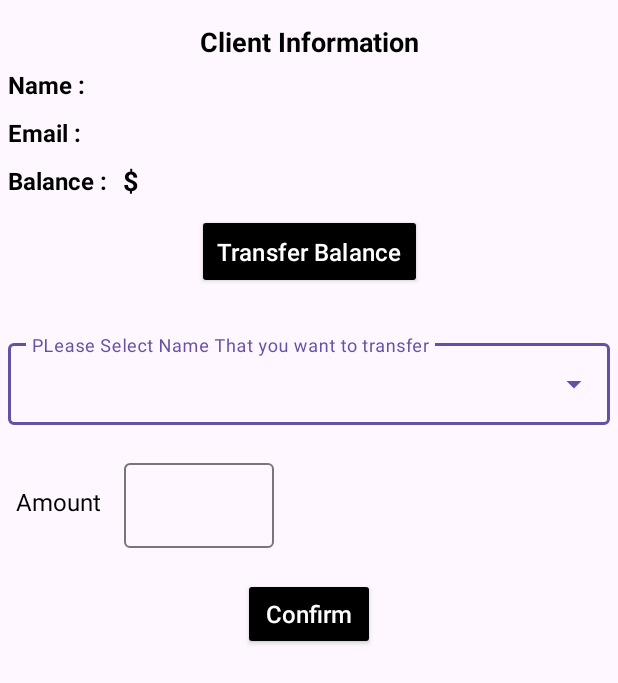
After one commit to sherifelkady70/Bank-System-Application, an Android app: the fragment oneCustomer shown on its own in the app's theme, on a phone screen of 412 x 824 dp. The commit adds this screen. Shown: the top 683 px of the screen. Run offline under Robolectric (Android 15) with nearby library versions, the phone set to English and light mode, and no system bars; our stand-ins replace data binding.

Commit message:
Commit [designing one user fragment]

```diff
--- a/app/src/main/java/com/route/banksystemapplication/roomdatabase/dao/UserDao.kt
+++ b/app/src/main/java/com/route/banksystemapplication/roomdatabase/dao/UserDao.kt
@@ -4,6 +4,7 @@ import androidx.lifecycle.LiveData
 import androidx.room.Dao
 import androidx.room.Entity
 import androidx.room.Insert
+import androidx.room.OnConflictStrategy
 import androidx.room.PrimaryKey
 import androidx.room.Query
 import androidx.room.Update
@@ -11,7 +12,7 @@ import com.route.banksystemapplication.roomdatabase.entities.UsersTable
 
 @Dao
 interface UserDao {
-  @Insert
+  @Insert(onConflict = OnConflictStrategy.REPLACE)
   fun insert(user:List<UsersTable>)
   @Query("SELECT * FROM UsersTable")
   fun getAllUsers():LiveData<List<UsersTable>>
--- a/app/src/main/java/com/route/banksystemapplication/roomdatabase/database/AppDatabase.kt
+++ b/app/src/main/java/com/route/banksystemapplication/roomdatabase/database/AppDatabase.kt
@@ -1,6 +1,7 @@
 package com.route.banksystemapplication.roomdatabase.database
 
 import android.content.Context
+import android.util.Log
 import androidx.room.Database
 import androidx.room.Room
 import androidx.room.RoomDatabase
@@ -10,8 +11,10 @@ import com.route.banksystemapplication.roomdatabase.dao.TransferDao
 import com.route.banksystemapplication.roomdatabase.dao.UserDao
 import com.route.banksystemapplication.roomdatabase.entities.TransferTable
 import com.route.banksystemapplication.roomdatabase.entities.UsersTable
+import java.lang.Exception
 import java.util.concurrent.Executor
 import java.util.concurrent.Executors
+import java.util.concurrent.locks.Lock
 
 @Database(entities = [UsersTable::class,TransferTable::class], version = 1)
 abstract class AppDatabase : RoomDatabase(){
@@ -23,17 +26,14 @@ abstract class AppDatabase : RoomDatabase(){
     companion object{
         @Volatile
         private var Instance : AppDatabase?=null
-        private val lock =Any()
+        private val Lock =Any()
 
-        operator fun invoke(context: Context) = Instance ?: synchronized(lock){
+        operator fun invoke(context: Context) = Instance ?: synchronized(Lock) {
             Instance ?: createDatabase(context).also {
-                Instance=it
+                Instance = it
             }
         }
-
-
-
-        fun createDatabase(context: Context) = Room.databaseBuilder(
+        private fun createDatabase(context: Context) = Room.databaseBuilder(
             context.applicationContext,
             AppDatabase::class.java,
             "bankDatabase"
@@ -42,11 +42,19 @@ abstract class AppDatabase : RoomDatabase(){
                 super.onCreate(db)
 
                 Executors.newSingleThreadExecutor().execute {
-                    Instance?.let {
-                        it.userDao().insert(DummyData.getDummyData())
+                    try {
+                        Instance?.userDao()?.insert(user = DummyData.getDummyData())
+//                        val data = DummyData.getDummyData()
+//                        data.forEach {  user ->
+//                            Log.d("AppDatabase","data : $user")
+//                        }
+                    }
+                    catch (e:Exception){
+                        e.printStackTrace()
                     }
                 }
             }
-        }).build()
+        }).fallbackToDestructiveMigration()
+            .build()
     }
 }
--- /dev/null
+++ b/app/src/main/java/com/route/banksystemapplication/ui/onecustomer/OneCustomerViewModel.kt
@@ -0,0 +1,6 @@
+package com.route.banksystemapplication.ui.onecustomer
+
+class OneCustomerViewModel {
+
+    var name:String=""
+}
--- /dev/null
+++ b/app/src/main/java/com/route/banksystemapplication/ui/onecustomer/OneCustomerViewModelFactory.kt
@@ -0,0 +1,4 @@
+package com.route.banksystemapplication.ui.onecustomer
+
+class OneCustomerViewModelFactory {
+}
--- /dev/null
+++ b/app/src/main/java/com/route/banksystemapplication/ui/onecustomer/oneCustomer.kt
@@ -0,0 +1,23 @@
+package com.route.banksystemapplication.ui.onecustomer
+
+import android.os.Bundle
+import androidx.fragment.app.Fragment
+import android.view.LayoutInflater
+import android.view.View
+import android.view.ViewGroup
+import com.route.banksystemapplication.R
+
+
+class oneCustomer : Fragment() {
+
+
+    override fun onCreateView(
+        inflater: LayoutInflater, container: ViewGroup?,
+        savedInstanceState: Bundle?
+    ): View? {
+        // Inflate the layout for this fragment
+        return inflater.inflate(R.layout.fragment_one_customer, container, false)
+    }
+
+
+}
--- a/app/src/main/java/com/route/banksystemapplication/ui/transferbalance/CustomAdapterTransfer.kt
+++ b/app/src/main/java/com/route/banksystemapplication/ui/transferbalance/CustomAdapterTransfer.kt
@@ -33,7 +33,7 @@ class CustomAdapterTransfer : RecyclerView.Adapter<CustomAdapterTransfer.ViewHol
     }
 
     override fun getItemCount(): Int {
-        TODO("Not yet implemented")
+        return differ.currentList.size
     }
 
     override fun onBindViewHolder(holder: ViewHolder, position: Int) {
--- a/app/src/main/java/com/route/banksystemapplication/ui/transferbalance/TransferBalance.kt
+++ b/app/src/main/java/com/route/banksystemapplication/ui/transferbalance/TransferBalance.kt
@@ -5,12 +5,17 @@ import androidx.fragment.app.Fragment
 import android.view.LayoutInflater
 import android.view.View
 import android.view.ViewGroup
+import androidx.lifecycle.ViewModelProvider
+import androidx.recyclerview.widget.LinearLayoutManager
+import androidx.recyclerview.widget.RecyclerView
 import com.route.banksystemapplication.R
 import com.route.banksystemapplication.databinding.FragmentTransferBalanceBinding
 
 
 class TransferBalance : Fragment() {
     lateinit var binding:FragmentTransferBalanceBinding
+    lateinit var adapter:CustomAdapterTransfer
+    lateinit var viewModel:TransferViewModel
 
     override fun onCreateView(
         inflater: LayoutInflater, container: ViewGroup?,
@@ -20,11 +25,25 @@ class TransferBalance : Fragment() {
          inflater.inflate(R.layout.fragment_transfer_balance, container, false)
         binding= FragmentTransferBalanceBinding.inflate(inflater)
 
+//        viewModel=ViewModelProvider(this,
+//        TransferViewModelFactory(requireActivity().application)).get(TransferViewModel::class.java)
+        viewModel=ViewModelProvider(this).get(TransferViewModel::class.java)
 
-
-
+        rvPrepare()
         return binding.root
     }
+    private fun rvPrepare(){
+        adapter= CustomAdapterTransfer()
+        binding.RVTransferRecord.layoutManager=LinearLayoutManager(requireActivity(),
+        RecyclerView.VERTICAL,false)
+        binding.RVTransferRecord.adapter=adapter
+        activity?.let {
+            viewModel.getData()?.observe(
+                viewLifecycleOwner,{
+                    adapter.differ.submitList(it)
 
+            })
+        }
+    }
 
 }
--- a/app/src/main/java/com/route/banksystemapplication/ui/transferbalance/TransferViewModel.kt
+++ b/app/src/main/java/com/route/banksystemapplication/ui/transferbalance/TransferViewModel.kt
@@ -2,11 +2,25 @@ package com.route.banksystemapplication.ui.transferbalance
 
 import android.app.Application
 import androidx.lifecycle.AndroidViewModel
+import androidx.lifecycle.LiveData
 import androidx.lifecycle.ViewModel
 import androidx.lifecycle.ViewModelProvider
+import com.route.banksystemapplication.repo.AppRepo
+import com.route.banksystemapplication.roomdatabase.database.AppDatabase
+import com.route.banksystemapplication.roomdatabase.entities.TransferTable
 
 class TransferViewModel(application: Application) : AndroidViewModel(application) {
 
+    private var repo:AppRepo
+    init{
+        val userDao = AppDatabase.invoke(application).userDao()
+        val transDao = AppDatabase.invoke(application).transferDao()
+        repo = AppRepo(userDao,transDao)
+    }
+
+    fun getData(): LiveData<List<TransferTable>>? {
+        return repo.getAllTransfers()
+    }
 
 }
 
--- a/app/src/main/res/layout/fragment_home_screen.xml
+++ b/app/src/main/res/layout/fragment_home_screen.xml
@@ -9,8 +9,9 @@
     <androidx.appcompat.widget.AppCompatButton
         android:id="@+id/all_users_btn"
         android:layout_width="0dp"
-        android:layout_height="wrap_content"
-        android:background="@color/black"
+        android:layout_height="60dp"
+        android:backgroundTint="@color/black"
+        style="@style/TextAppearance.MaterialComponents.Subtitle2"
         app:layout_constraintTop_toTopOf="parent"
         app:layout_constraintStart_toStartOf="parent"
         app:layout_constraintBottom_toBottomOf="parent"
@@ -26,8 +27,9 @@
     <androidx.appcompat.widget.AppCompatButton
         android:id="@+id/all_transfers_btn"
         android:layout_width="0dp"
-        android:layout_height="wrap_content"
-        android:background="@color/black"
+        android:layout_height="60dp"
+        android:backgroundTint="@color/black"
+        style="@style/TextAppearance.MaterialComponents.Subtitle2"
         app:layout_constraintTop_toTopOf="parent"
         app:layout_constraintEnd_toEndOf="parent"
         app:layout_constraintBottom_toBottomOf="parent"
--- /dev/null
+++ b/app/src/main/res/layout/fragment_one_customer.xml
@@ -0,0 +1,208 @@
+<?xml version="1.0" encoding="utf-8"?>
+<layout xmlns:android="http://schemas.android.com/apk/res/android"
+    xmlns:tools="http://schemas.android.com/tools"
+    xmlns:app="http://schemas.android.com/apk/res-auto">
+
+    <data>
+        <variable
+            name="viewmodel"
+            type="com.route.banksystemapplication.ui.onecustomer.OneCustomerViewModel" />
+    </data>
+
+    <androidx.constraintlayout.widget.ConstraintLayout
+        android:layout_width="match_parent"
+        android:layout_height="match_parent"
+        tools:context=".ui.onecustomer.oneCustomer">
+
+        <TextView
+            android:id="@+id/txt_head"
+            android:layout_width="wrap_content"
+            android:layout_height="wrap_content"
+            app:layout_constraintTop_toTopOf="parent"
+            app:layout_constraintStart_toStartOf="parent"
+            app:layout_constraintEnd_toEndOf="parent"
+            android:layout_marginTop="10dp"
+            android:textSize="18sp"
+            android:textColor="@color/black"
+            android:textStyle="bold"
+            android:text="@string/client_information"
+            android:padding="5dp"/>
+
+        <TextView
+            android:id="@+id/txt_name"
+            android:layout_width="wrap_content"
+            android:layout_height="wrap_content"
+            app:layout_constraintTop_toBottomOf="@id/txt_head"
+            app:layout_constraintStart_toStartOf="parent"
+            android:layout_marginStart="5dp"
+            android:textSize="16sp"
+            android:textColor="@color/black"
+            android:textStyle="bold"
+            android:text="@string/name"/>
+
+        <TextView
+            android:id="@+id/tvName"
+            android:layout_width="wrap_content"
+            android:layout_height="wrap_content"
+            app:layout_constraintStart_toEndOf="@id/txt_name"
+            app:layout_constraintTop_toTopOf="@id/txt_name"
+            app:layout_constraintBottom_toBottomOf="@id/txt_name"
+            android:layout_marginStart="5dp"
+            android:textSize="16sp"
+            tools:text="sherif abdelrhman shehata "
+            android:textColor="@color/black"/>
+
+        <TextView
+            android:id="@+id/txt_email"
+            android:layout_width="wrap_content"
+            android:layout_height="wrap_content"
+            app:layout_constraintTop_toBottomOf="@id/txt_name"
+            app:layout_constraintStart_toStartOf="parent"
+            android:layout_marginTop="10dp"
+            android:layout_marginStart="5dp"
+            android:textSize="16sp"
+            android:textColor="@color/black"
+            android:textStyle="bold"
+            android:text="@string/email"/>
+
+        <TextView
+            android:id="@+id/tvEmail"
+            android:layout_width="wrap_content"
+            android:layout_height="wrap_content"
+            app:layout_constraintStart_toEndOf="@id/txt_email"
+            app:layout_constraintTop_toTopOf="@id/txt_email"
+            app:layout_constraintBottom_toBottomOf="@id/txt_email"
+            android:layout_marginStart="5dp"
+            android:textSize="16sp"
+            tools:text="sherif abdelrhman shehata "
+            android:textColor="@color/black"/>
+
+        <TextView
+            android:id="@+id/txt_balance"
+            android:layout_width="wrap_content"
+            android:layout_height="wrap_content"
+            app:layout_constraintTop_toBottomOf="@id/txt_email"
+            app:layout_constraintStart_toStartOf="parent"
+            android:layout_marginTop="10dp"
+            android:layout_marginStart="5dp"
+            android:textSize="16sp"
+            android:textColor="@color/black"
+            android:textStyle="bold"
+            android:text="@string/balance"/>
+
+        <TextView
+            android:id="@+id/tvBalance"
+            android:layout_width="wrap_content"
+            android:layout_height="wrap_content"
+            app:layout_constraintStart_toEndOf="@id/txt_balance"
+            app:layout_constraintTop_toTopOf="@id/txt_balance"
+            app:layout_constraintBottom_toBottomOf="@id/txt_balance"
+            android:layout_marginStart="5dp"
+            android:textSize="16sp"
+            tools:text="10000"
+            android:textColor="@color/black"/>
+        <TextView
+            android:id="@+id/dollar_icon"
+            android:layout_width="wrap_content"
+            android:layout_height="wrap_content"
+            app:layout_constraintStart_toEndOf="@id/tvBalance"
+            app:layout_constraintTop_toTopOf="@id/tvBalance"
+            app:layout_constraintBottom_toBottomOf="@id/tvBalance"
+            android:textSize="18sp"
+            android:textColor="@color/black"
+            android:textStyle="bold"
+            android:text="@string/dollaricon"
+            android:layout_marginStart="5dp"/>
+
+        <androidx.appcompat.widget.AppCompatButton
+            android:id="@+id/transfer_btn"
+            android:layout_width="150dp"
+            android:layout_height="50dp"
+            app:layout_constraintTop_toBottomOf="@id/dollar_icon"
+            app:layout_constraintStart_toStartOf="parent"
+            app:layout_constraintEnd_toEndOf="parent"
+            android:layout_marginTop="10dp"
+            style="@style/TextAppearance.MaterialComponents.Subtitle2"
+            android:backgroundTint="@color/black"
+            android:textColor="@color/white"
+            android:text="@string/transfer_balance"
+            android:textSize="16sp"
+            />
+        <androidx.constraintlayout.widget.ConstraintLayout
+            android:id="@+id/half_lay"
+            android:layout_width="0dp"
+            android:layout_height="0dp"
+            app:layout_constraintTop_toBottomOf="@id/transfer_btn"
+            app:layout_constraintStart_toStartOf="parent"
+            app:layout_constraintEnd_toEndOf="parent"
+            app:layout_constraintBottom_toBottomOf="parent"
+            android:layout_marginTop="25dp"
+            android:layout_marginBottom="10dp"
+            android:padding="5dp"
+            >
+
+            <com.google.android.material.textfield.TextInputLayout
+                android:id="@+id/spiner_all_users"
+                android:layout_width="match_parent"
+                android:layout_height="60dp"
+                app:layout_constraintStart_toStartOf="parent"
+                app:layout_constraintTop_toTopOf="parent"
+                app:layout_constraintEnd_toEndOf="parent"
+                android:hint="@string/please_select_name_that_you_want_to_transfer"
+                style="@style/Widget.MaterialComponents.TextInputLayout.OutlinedBox.ExposedDropdownMenu"
+                >
+
+                <AutoCompleteTextView
+                    android:layout_width="match_parent"
+                    android:layout_height="wrap_content"
+                    android:inputType="none"
+                    android:text="@{viewmodel.name}"/>
+
+            </com.google.android.material.textfield.TextInputLayout>
+
+            <TextView
+                android:id="@+id/txt_amount"
+                android:layout_width="wrap_content"
+                android:layout_height="wrap_content"
+                app:layout_constraintTop_toTopOf="@id/amout_to_transfer"
+                app:layout_constraintBottom_toBottomOf="@id/amout_to_transfer"
+                app:layout_constraintStart_toStartOf="parent"
+                android:text="@string/amount"
+                android:textSize="16sp"
+                android:textColor="@color/black"
+                android:layout_marginStart="5dp"/>
+
+            <com.google.android.material.textfield.TextInputLayout
+                android:id="@+id/amout_to_transfer"
+                android:layout_width="100dp"
+                android:layout_height="wrap_content"
+                app:layout_constraintStart_toEndOf="@id/txt_amount"
+                app:layout_constraintTop_toBottomOf="@id/spiner_all_users"
+                android:layout_marginTop="20dp"
+                android:layout_marginStart="15dp">
+            <com.google.android.material.textfield.TextInputEditText
+                android:id="@+id/edittext"
+                android:layout_width="100dp"
+                android:layout_height="wrap_content"
+                android:inputType="numberDecimal"/>
+            </com.google.android.material.textfield.TextInputLayout>
+
+            <androidx.appcompat.widget.AppCompatButton
+                android:id="@+id/confirm_btn"
+                android:layout_width="wrap_content"
+                android:layout_height="wrap_content"
+                app:layout_constraintStart_toStartOf="parent"
+                app:layout_constraintEnd_toEndOf="parent"
+                app:layout_constraintTop_toBottomOf="@id/amout_to_transfer"
+                android:layout_marginTop="20dp"
+                android:backgroundTint="@color/black"
+                android:text="@string/confirm"
+                android:textSize="16sp"
+                android:textColor="@color/white"
+                android:textAllCaps="false"/>
+        </androidx.constraintlayout.widget.ConstraintLayout>
+
+    </androidx.constraintlayout.widget.ConstraintLayout>
+
+
+</layout>
--- /dev/null
+++ b/app/src/main/res/layout/spiner_list.xml
@@ -0,0 +1,10 @@
+<?xml version="1.0" encoding="utf-8"?>
+<TextView
+    xmlns:android="http://schemas.android.com/apk/res/android"
+    android:layout_width="match_parent"
+    android:layout_height="wrap_content"
+    android:padding="16dp"
+    android:ellipsize="end"
+    android:maxLines="1"
+    android:textAppearance="?attr/textAppearanceSubtitle1"
+    />
--- a/app/src/main/res/values/strings.xml
+++ b/app/src/main/res/values/strings.xml
@@ -8,4 +8,12 @@
     <string name="sender">Sender</string>
     <string name="receiver">Receiver</string>
     <string name="amount">Amount</string>
+    <string name="client_information">Client Information</string>
+    <string name="name">Name :</string>
+    <string name="email">Email :</string>
+    <string name="balance">Balance :</string>
+    <string name="dollaricon">$</string>
+    <string name="transfer_balance">Transfer Balance</string>
+    <string name="please_select_name_that_you_want_to_transfer">PLease Select Name That you want to transfer</string>
+    <string name="confirm">Confirm</string>
 </resources>
```
Also changed, not shown: app/build.gradle (+7 -0 lines).
